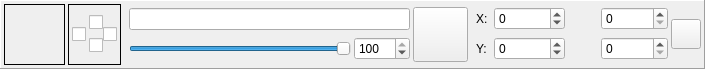
This is DMHelper/src/layerframe.ui in MMetze/DMHelper as Qt 5 draws it before an edit. The edited form follows.
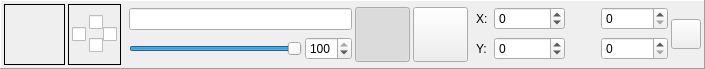
This is the edited form. Icons and pictures are not drawn.

Commit message: Video audio can be turned on and off in the layer settings

Patch:
```diff
--- a/DMHelper/src/layerframe.ui
+++ b/DMHelper/src/layerframe.ui
@@ -270,6 +270,83 @@
      </item>
     </layout>
    </item>
+   <item>
+    <layout class="QVBoxLayout" name="verticalLayout_7">
+     <property name="spacing">
+      <number>0</number>
+     </property>
+     <item>
+      <spacer name="verticalSpacer_6">
+       <property name="orientation">
+        <enum>Qt::Vertical</enum>
+       </property>
+       <property name="sizeType">
+        <enum>QSizePolicy::Preferred</enum>
+       </property>
+       <property name="sizeHint" stdset="0">
+        <size>
+         <width>10</width>
+         <height>5</height>
+        </size>
+       </property>
+      </spacer>
+     </item>
+     <item>
+      <widget class="QPushButton" name="btnPlayAudio">
+       <property name="minimumSize">
+        <size>
+         <width>55</width>
+         <height>55</height>
+        </size>
+       </property>
+       <property name="maximumSize">
+        <size>
+         <width>55</width>
+         <height>55</height>
+        </size>
+       </property>
+       <property name="toolTip">
+        <string>Lock the aspect ratio</string>
+       </property>
+       <property name="text">
+        <string/>
+       </property>
+       <property name="icon">
+        <iconset resource="resources.qrc">
+         <normaloff>:/img/data/icon_volumeon.png</normaloff>:/img/data/icon_volumeon.png</iconset>
+       </property>
+       <property name="iconSize">
+        <size>
+         <width>40</width>
+         <height>40</height>
+        </size>
+       </property>
+       <property name="checkable">
+        <bool>true</bool>
+       </property>
+       <property name="checked">
+        <bool>true</bool>
+       </property>
+      </widget>
+     </item>
+     <item>
+      <spacer name="verticalSpacer_7">
+       <property name="orientation">
+        <enum>Qt::Vertical</enum>
+       </property>
+       <property name="sizeType">
+        <enum>QSizePolicy::Preferred</enum>
+       </property>
+       <property name="sizeHint" stdset="0">
+        <size>
+         <width>10</width>
+         <height>5</height>
+        </size>
+       </property>
+      </spacer>
+     </item>
+    </layout>
+   </item>
    <item>
     <layout class="QVBoxLayout" name="verticalLayout_6">
      <property name="spacing">
```
The commit also changes 7 other files.
